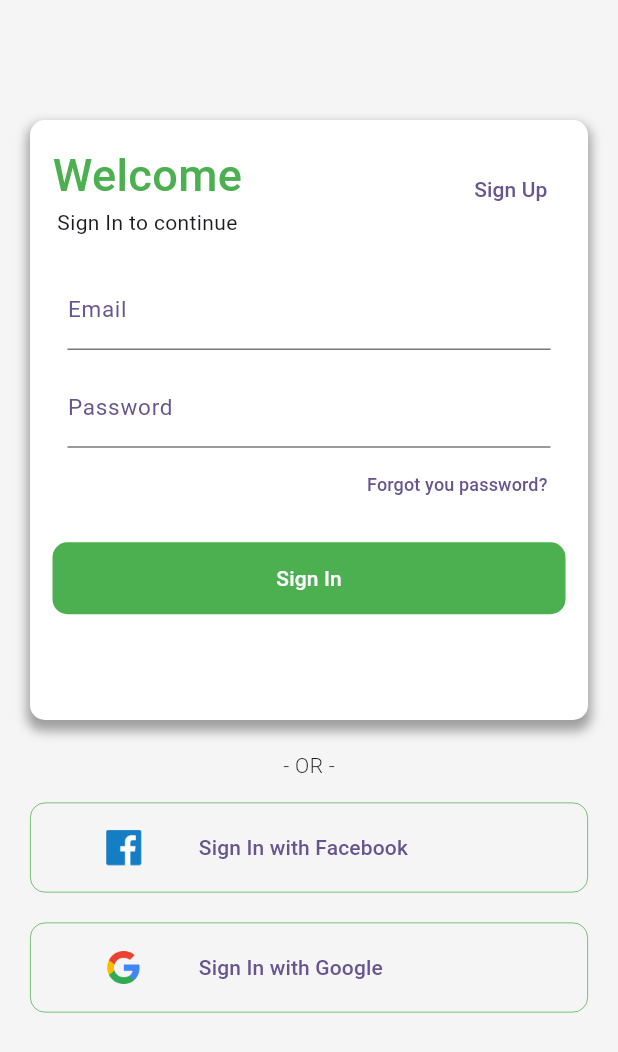
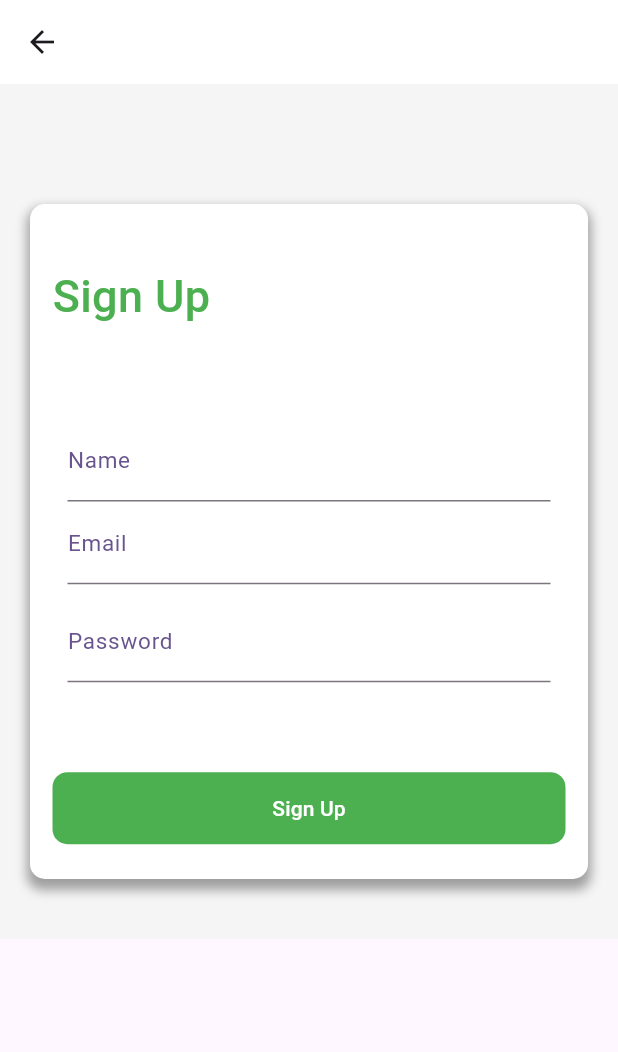
Before and after one commit to Danihmn/App_Flutter_Shopping, a Flutter app: the screen it shows after launch, after a tap on "Sign Up", on a phone screen of 412 x 824 dp. Shown: the top 1052 px of the screen. Run offline on Flutter 3.47's test engine with Material 3 defaults, Android fonts, the phone set to English and light mode, and no system bars.

Commit message:
Estrutura tela de Sign Up

```diff
--- a/lib/pages/login_page.dart
+++ b/lib/pages/login_page.dart
@@ -1,3 +1,4 @@
+import 'package:app_flutter_shopping/pages/sign_up_page.dart';
 import 'package:flutter/material.dart';
 
 class LoginPage extends StatelessWidget {
@@ -6,7 +7,8 @@ class LoginPage extends StatelessWidget {
   @override
   Widget build(BuildContext context) {
     return Scaffold(
-      body: Container(
+      body: SingleChildScrollView(
+        child: Container(
           color: Color(0xFFF5F5F5),
           child: Padding(
             padding: EdgeInsetsGeometry.only(
@@ -32,8 +34,12 @@ class LoginPage extends StatelessWidget {
                   ),
                   height: 400,
                   child: Padding(
-                  padding: EdgeInsetsGeometry.all(15),
-                  child: ListView(
+                    padding: EdgeInsetsGeometry.only(
+                      left: 15,
+                      right: 15,
+                      top: 40,
+                    ),
+                    child: Column(
                       children: [
                         Row(
                           mainAxisAlignment: MainAxisAlignment.spaceBetween,
@@ -51,7 +57,17 @@ class LoginPage extends StatelessWidget {
                                 Text("Sign In to continue"),
                               ],
                             ),
-                          TextButton(onPressed: () {}, child: Text("Sign Up")),
+                            TextButton(
+                              onPressed: () {
+                                Navigator.push(
+                                  context,
+                                  MaterialPageRoute(
+                                    builder: (context) => SignUpPage(),
+                                  ),
+                                );
+                              },
+                              child: Text("Sign Up"),
+                            ),
                           ],
                         ),
                         SizedBox(height: 20),
@@ -96,6 +112,7 @@ class LoginPage extends StatelessWidget {
                         ),
                         SizedBox(height: 15),
                         Container(
+                          width: double.infinity,
                           decoration: BoxDecoration(
                             color: Colors.green,
                             borderRadius: BorderRadius.all(Radius.circular(10)),
@@ -172,6 +189,7 @@ class LoginPage extends StatelessWidget {
             ),
           ),
         ),
+      ),
     );
   }
 }
--- /dev/null
+++ b/lib/pages/sign_up_page.dart
@@ -0,0 +1,126 @@
+import 'package:flutter/material.dart';
+
+class SignUpPage extends StatelessWidget {
+  const SignUpPage({super.key});
+
+  @override
+  Widget build(BuildContext context) {
+    return Scaffold(
+      appBar: AppBar(backgroundColor: Colors.white),
+      body: SingleChildScrollView(
+        child: Container(
+          color: Color(0xFFF5F5F5),
+          child: Padding(
+            padding: EdgeInsetsGeometry.only(
+              top: 80,
+              left: 20,
+              right: 20,
+              bottom: 40,
+            ),
+            child: Column(
+              children: [
+                Container(
+                  decoration: BoxDecoration(
+                    color: Colors.white,
+                    borderRadius: BorderRadius.all(Radius.circular(10)),
+                    boxShadow: [
+                      BoxShadow(
+                        color: Colors.grey,
+                        offset: Offset(0, 5),
+                        blurRadius: 6,
+                        spreadRadius: 2,
+                      ),
+                    ],
+                  ),
+                  height: 450,
+                  child: Padding(
+                    padding: EdgeInsetsGeometry.only(
+                      left: 15,
+                      right: 15,
+                      top: 40,
+                    ),
+                    child: Column(
+                      children: [
+                        Row(
+                          mainAxisAlignment: MainAxisAlignment.spaceBetween,
+                          children: [
+                            Text(
+                              "Sign Up",
+                              style: TextStyle(
+                                color: Colors.green,
+                                fontSize: 30,
+                                fontWeight: FontWeight.w500,
+                              ),
+                            ),
+                          ],
+                        ),
+                        SizedBox(height: 60),
+                        Padding(
+                          padding: EdgeInsetsGeometry.symmetric(horizontal: 10),
+                          child: TextFormField(
+                            decoration: InputDecoration(
+                              labelText: "Name",
+                              labelStyle: TextStyle(
+                                color: Theme.of(context).colorScheme.primary,
+                                fontWeight: FontWeight.w400,
+                                fontSize: 15,
+                              ),
+                            ),
+                          ),
+                        ),
+                        Padding(
+                          padding: EdgeInsetsGeometry.symmetric(horizontal: 10),
+                          child: TextFormField(
+                            keyboardType: TextInputType.emailAddress,
+                            decoration: InputDecoration(
+                              labelText: "Email",
+                              labelStyle: TextStyle(
+                                color: Theme.of(context).colorScheme.primary,
+                                fontWeight: FontWeight.w400,
+                                fontSize: 15,
+                              ),
+                            ),
+                          ),
+                        ),
+                        SizedBox(height: 10),
+                        Padding(
+                          padding: EdgeInsetsGeometry.symmetric(horizontal: 10),
+                          child: TextFormField(
+                            obscureText: true,
+                            decoration: InputDecoration(
+                              labelText: "Password",
+                              labelStyle: TextStyle(
+                                color: Theme.of(context).colorScheme.primary,
+                                fontWeight: FontWeight.w400,
+                                fontSize: 15,
+                              ),
+                            ),
+                          ),
+                        ),
+                        SizedBox(height: 60),
+                        Container(
+                          width: double.infinity,
+                          decoration: BoxDecoration(
+                            color: Colors.green,
+                            borderRadius: BorderRadius.all(Radius.circular(10)),
+                          ),
+                          child: TextButton(
+                            onPressed: () {},
+                            child: Text(
+                              "Sign Up",
+                              style: TextStyle(color: Colors.white),
+                            ),
+                          ),
+                        ),
+                      ],
+                    ),
+                  ),
+                ),
+              ],
+            ),
+          ),
+        ),
+      ),
+    );
+  }
+}
```
Lines whose indentation alone changed are shown as unchanged.
